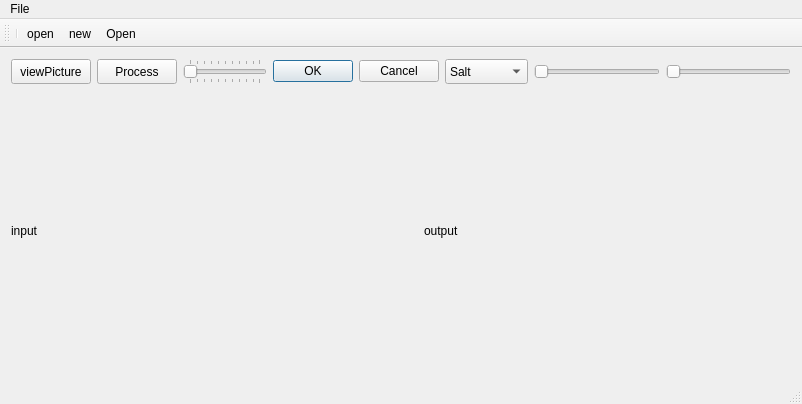
Old version of the form mainwindow.ui in the repository smilesun/mediaCV.
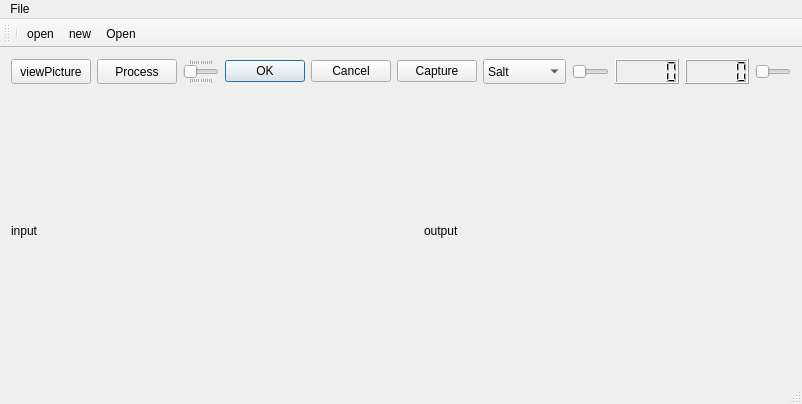
New version of the form.

What changed in the file:
```diff
--- a/mainwindow.ui
+++ b/mainwindow.ui
@@ -104,6 +104,13 @@
             </property>
            </widget>
           </item>
+          <item>
+           <widget class="QPushButton" name="pushButton_3">
+            <property name="text">
+             <string>Capture</string>
+            </property>
+           </widget>
+          </item>
           <item>
            <widget class="QComboBox" name="comboBox">
             <property name="sizePolicy">
@@ -133,6 +140,12 @@
           </property>
          </widget>
         </item>
+        <item>
+         <widget class="QLCDNumber" name="lcdNumber"/>
+        </item>
+        <item>
+         <widget class="QLCDNumber" name="lcdNumber_2"/>
+        </item>
         <item>
          <widget class="QSlider" name="horizontalSlider_2">
           <property name="orientation">
```
